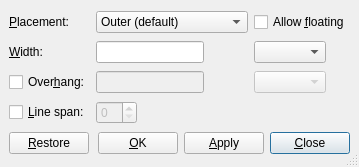
The window that src/frontends/qt4/ui/WrapUi.ui (cburschka/lyx) describes before a commit, drawn with Qt 5.
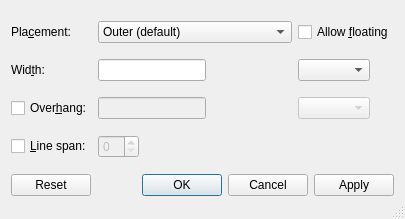
The same window after the commit. Custom widgets are drawn as their Qt base class.

Commit message: QDialogButtonBox for the remaining dialogs.

```diff
--- a/src/frontends/qt4/ui/WrapUi.ui
+++ b/src/frontends/qt4/ui/WrapUi.ui
@@ -1,12 +1,12 @@
 <ui version="4.0" >
  <class>WrapUi</class>
- <widget class="QDialog" name="WrapUi" >
-  <property name="geometry" >
+ <widget class="QDialog" name="WrapUi">
+  <property name="geometry">
    <rect>
     <x>0</x>
     <y>0</y>
-    <width>359</width>
-    <height>167</height>
+    <width>405</width>
+    <height>219</height>
    </rect>
   </property>
   <property name="windowTitle" >
@@ -15,183 +15,20 @@
   <property name="sizeGripEnabled" >
    <bool>true</bool>
   </property>
-  <layout class="QGridLayout" >
-   <property name="margin" >
-    <number>9</number>
-   </property>
-   <property name="spacing" >
-    <number>6</number>
-   </property>
-   <item row="1" column="3" >
-    <widget class="lyx::frontend::LengthCombo" name="widthUnitLC" >
-     <property name="sizePolicy" >
-      <sizepolicy>
-       <hsizetype>0</hsizetype>
-       <vsizetype>0</vsizetype>
-       <horstretch>0</horstretch>
-       <verstretch>0</verstretch>
-      </sizepolicy>
+  <layout class="QGridLayout" name="gridLayout">
+   <item row="0" column="0">
+    <widget class="QLabel" name="valignLA">
+     <property name="text">
+      <string>Pla&amp;cement:</string>
      </property>
-     <property name="minimumSize" >
-      <size>
-       <width>40</width>
-       <height>22</height>
-      </size>
-     </property>
-     <property name="focusPolicy" >
-      <enum>Qt::StrongFocus</enum>
-     </property>
-     <property name="toolTip" >
-      <string>Unit of width value</string>
-     </property>
-    </widget>
-   </item>
-   <item row="3" column="2" >
-    <spacer>
-     <property name="orientation" >
-      <enum>Qt::Horizontal</enum>
-     </property>
-     <property name="sizeHint" >
-      <size>
-       <width>40</width>
-       <height>20</height>
-      </size>
-     </property>
-    </spacer>
-   </item>
-   <item row="3" column="1" >
-    <widget class="QSpinBox" name="linesSB" >
-     <property name="enabled" >
-      <bool>false</bool>
-     </property>
-     <property name="toolTip" >
-      <string>number of needed lines</string>
-     </property>
-    </widget>
-   </item>
-   <item row="3" column="0" >
-    <widget class="QCheckBox" name="linesCB" >
-     <property name="toolTip" >
-      <string>use number of lines</string>
-     </property>
-     <property name="text" >
-      <string>&amp;Line span:</string>
-     </property>
-    </widget>
-   </item>
-   <item row="1" column="0" >
-    <widget class="QLabel" name="widthLA" >
-     <property name="text" >
-      <string>&amp;Width:</string>
-     </property>
-     <property name="buddy" >
-      <cstring>widthED</cstring>
-     </property>
-    </widget>
-   </item>
-   <item row="1" column="1" colspan="2" >
-    <widget class="QLineEdit" name="widthED" >
-     <property name="sizePolicy" >
-      <sizepolicy>
-       <hsizetype>0</hsizetype>
-       <vsizetype>0</vsizetype>
-       <horstretch>0</horstretch>
-       <verstretch>0</verstretch>
-      </sizepolicy>
-     </property>
-     <property name="toolTip" >
-      <string>Width value</string>
-     </property>
-    </widget>
-   </item>
-   <item row="4" column="0" colspan="4" >
-    <layout class="QHBoxLayout" >
-     <property name="margin" >
-      <number>0</number>
-     </property>
-     <property name="spacing" >
-      <number>6</number>
-     </property>
-     <item>
-      <widget class="QPushButton" name="restorePB" >
-       <property name="toolTip" >
-        <string/>
-       </property>
-       <property name="text" >
-        <string>&amp;Restore</string>
-       </property>
-       <property name="default" >
-        <bool>false</bool>
-       </property>
-      </widget>
-     </item>
-     <item>
-      <spacer>
-       <property name="orientation" >
-        <enum>Qt::Horizontal</enum>
-       </property>
-       <property name="sizeType" >
-        <enum>QSizePolicy::Expanding</enum>
-       </property>
-       <property name="sizeHint" >
-        <size>
-         <width>20</width>
-         <height>20</height>
-        </size>
-       </property>
-      </spacer>
-     </item>
-     <item>
-      <widget class="QPushButton" name="okPB" >
-       <property name="toolTip" >
-        <string/>
-       </property>
-       <property name="text" >
-        <string>&amp;OK</string>
-       </property>
-       <property name="default" >
-        <bool>false</bool>
-       </property>
-      </widget>
-     </item>
-     <item>
-      <widget class="QPushButton" name="applyPB" >
-       <property name="toolTip" >
-        <string/>
-       </property>
-       <property name="text" >
-        <string>&amp;Apply</string>
-       </property>
-       <property name="default" >
-        <bool>false</bool>
-       </property>
-      </widget>
-     </item>
-     <item>
-      <widget class="QPushButton" name="closePB" >
-       <property name="text" >
-        <string>&amp;Close</string>
-       </property>
-       <property name="default" >
-        <bool>true</bool>
-       </property>
-      </widget>
-     </item>
-    </layout>
-   </item>
-   <item row="0" column="0" >
-    <widget class="QLabel" name="valignLA" >
-     <property name="text" >
-      <string>&amp;Placement:</string>
-     </property>
-     <property name="buddy" >
+     <property name="buddy">
       <cstring>valignCO</cstring>
      </property>
     </widget>
    </item>
-   <item row="0" column="1" colspan="2" >
-    <widget class="QComboBox" name="valignCO" >
-     <property name="toolTip" >
+   <item row="0" column="1" colspan="2">
+    <widget class="QComboBox" name="valignCO">
+     <property name="toolTip">
       <string>Vertical alignment</string>
      </property>
      <item>
@@ -216,9 +53,64 @@
      </item>
     </widget>
    </item>
-   <item row="2" column="0" >
-    <widget class="QCheckBox" name="overhangCB" >
-     <property name="toolTip" >
+   <item row="0" column="3">
+    <widget class="QCheckBox" name="floatCB">
+     <property name="toolTip">
+      <string>Check this to allow flexible placement</string>
+     </property>
+     <property name="text">
+      <string>Allow &amp;floating</string>
+     </property>
+    </widget>
+   </item>
+   <item row="1" column="0">
+    <widget class="QLabel" name="widthLA">
+     <property name="text">
+      <string>Wid&amp;th:</string>
+     </property>
+     <property name="buddy">
+      <cstring>widthED</cstring>
+     </property>
+    </widget>
+   </item>
+   <item row="1" column="1" colspan="2">
+    <widget class="QLineEdit" name="widthED">
+     <property name="sizePolicy">
+      <sizepolicy hsizetype="Fixed" vsizetype="Fixed">
+       <horstretch>0</horstretch>
+       <verstretch>0</verstretch>
+      </sizepolicy>
+     </property>
+     <property name="toolTip">
+      <string>Width value</string>
+     </property>
+    </widget>
+   </item>
+   <item row="1" column="3">
+    <widget class="lyx::frontend::LengthCombo" name="widthUnitLC">
+     <property name="sizePolicy">
+      <sizepolicy hsizetype="Fixed" vsizetype="Fixed">
+       <horstretch>0</horstretch>
+       <verstretch>0</verstretch>
+      </sizepolicy>
+     </property>
+     <property name="minimumSize">
+      <size>
+       <width>40</width>
+       <height>22</height>
+      </size>
+     </property>
+     <property name="focusPolicy">
+      <enum>Qt::StrongFocus</enum>
+     </property>
+     <property name="toolTip">
+      <string>Unit of width value</string>
+     </property>
+    </widget>
+   </item>
+   <item row="2" column="0">
+    <widget class="QCheckBox" name="overhangCB">
+     <property name="toolTip">
       <string>use overhang</string>
      </property>
      <property name="text" >
@@ -229,15 +121,13 @@
      </property>
     </widget>
    </item>
-   <item row="2" column="1" colspan="2" >
-    <widget class="QLineEdit" name="overhangED" >
-     <property name="enabled" >
+   <item row="2" column="1" colspan="2">
+    <widget class="QLineEdit" name="overhangED">
+     <property name="enabled">
       <bool>false</bool>
      </property>
-     <property name="sizePolicy" >
-      <sizepolicy>
-       <hsizetype>0</hsizetype>
-       <vsizetype>0</vsizetype>
+     <property name="sizePolicy">
+      <sizepolicy hsizetype="Fixed" vsizetype="Fixed">
        <horstretch>0</horstretch>
        <verstretch>0</verstretch>
       </sizepolicy>
@@ -247,15 +137,13 @@
      </property>
     </widget>
    </item>
-   <item row="2" column="3" >
-    <widget class="lyx::frontend::LengthCombo" name="overhangUnitLC" >
-     <property name="enabled" >
+   <item row="2" column="3">
+    <widget class="lyx::frontend::LengthCombo" name="overhangUnitLC">
+     <property name="enabled">
       <bool>false</bool>
      </property>
-     <property name="sizePolicy" >
-      <sizepolicy>
-       <hsizetype>0</hsizetype>
-       <vsizetype>0</vsizetype>
+     <property name="sizePolicy">
+      <sizepolicy hsizetype="Fixed" vsizetype="Fixed">
        <horstretch>0</horstretch>
        <verstretch>0</verstretch>
       </sizepolicy>
@@ -274,13 +162,43 @@
      </property>
     </widget>
    </item>
-   <item row="0" column="3" >
-    <widget class="QCheckBox" name="floatCB" >
-     <property name="toolTip" >
-      <string>Check this to allow flexible placement</string>
+   <item row="3" column="0">
+    <widget class="QCheckBox" name="linesCB">
+     <property name="toolTip">
+      <string>use number of lines</string>
      </property>
-     <property name="text" >
-      <string>Allow &amp;floating</string>
+     <property name="text">
+      <string>&amp;Line span:</string>
+     </property>
+    </widget>
+   </item>
+   <item row="3" column="1">
+    <widget class="QSpinBox" name="linesSB">
+     <property name="enabled">
+      <bool>false</bool>
+     </property>
+     <property name="toolTip">
+      <string>number of needed lines</string>
+     </property>
+    </widget>
+   </item>
+   <item row="3" column="2">
+    <spacer>
+     <property name="orientation">
+      <enum>Qt::Horizontal</enum>
+     </property>
+     <property name="sizeHint" stdset="0">
+      <size>
+       <width>40</width>
+       <height>20</height>
+      </size>
+     </property>
+    </spacer>
+   </item>
+   <item row="4" column="0" colspan="4">
+    <widget class="QDialogButtonBox" name="buttonBox">
+     <property name="standardButtons">
+      <set>QDialogButtonBox::Apply|QDialogButtonBox::Cancel|QDialogButtonBox::Ok|QDialogButtonBox::Reset</set>
      </property>
     </widget>
    </item>
```
Left out of the diff: 45 changed lines with no effect on the pictures. The commit also changes 24 other files.
